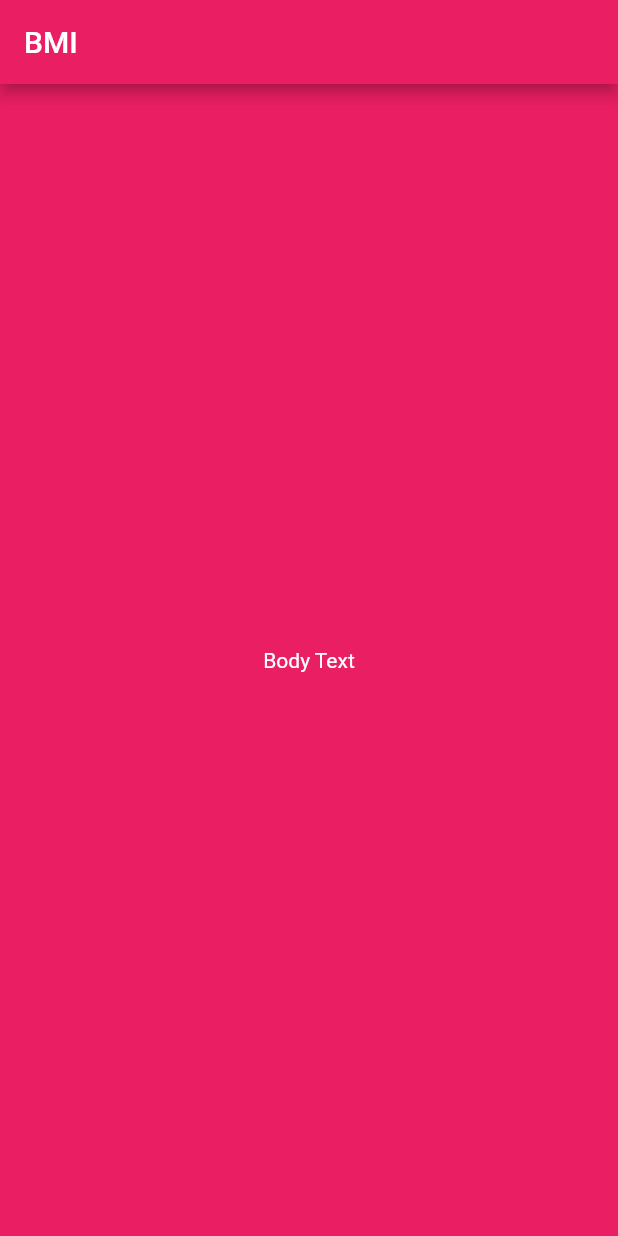
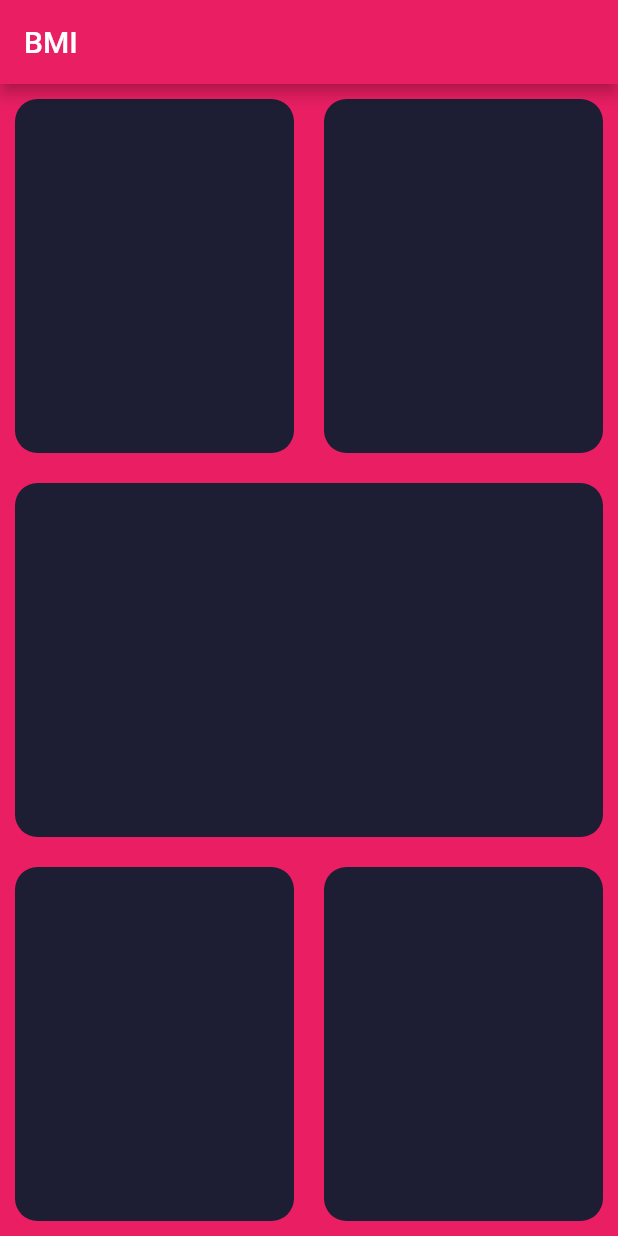
Before and after one commit to raheelaraza/BMI, a Flutter app: the screen it shows after launch, on a phone screen of 412 x 824 dp. Run offline on Flutter 3.47's test engine with Material 2 defaults, Android fonts, the phone set to English and light mode, and no system bars.

Commit message:
ui of bmi calculator || Lecture 56

```diff
--- a/lib/Input_Page.dart
+++ b/lib/Input_Page.dart
@@ -12,8 +12,61 @@ class _InputPageState extends State<InputPage> {
       appBar: AppBar(
         title: Text('BMI'),
       ),
-      body: Center(
-        child: Text('Body Text'),
+      body: Column(
+        children: [
+          Expanded(
+            child: Row(
+              children: [
+                Expanded(
+                  child: Container(
+                    margin: EdgeInsets.all(10.0),
+                    decoration: BoxDecoration(
+                        color: Color(0xFF1D1E33),
+                        borderRadius: BorderRadiusDirectional.circular(15.0)),
+                  ),
+                ),
+                Expanded(
+                  child: Container(
+                    margin: EdgeInsets.all(10.0),
+                    decoration: BoxDecoration(
+                        color: Color(0xFF1D1E33),
+                        borderRadius: BorderRadiusDirectional.circular(15.0)),
+                  ),
+                ),
+              ],
+            ),
+          ),
+          Expanded(
+            child: Container(
+              margin: EdgeInsets.all(10.0),
+              decoration: BoxDecoration(
+                  color: Color(0xFF1D1E33),
+                  borderRadius: BorderRadiusDirectional.circular(15.0)),
+            ),
+          ),
+          Expanded(
+            child: Row(
+              children: [
+                Expanded(
+                  child: Container(
+                    margin: EdgeInsets.all(10.0),
+                    decoration: BoxDecoration(
+                        color: Color(0xFF1D1E33),
+                        borderRadius: BorderRadiusDirectional.circular(15.0)),
+                  ),
+                ),
+                Expanded(
+                  child: Container(
+                    margin: EdgeInsets.all(10.0),
+                    decoration: BoxDecoration(
+                        color: Color(0xFF1D1E33),
+                        borderRadius: BorderRadiusDirectional.circular(15.0)),
+                  ),
+                ),
+              ],
+            ),
+          ),
+        ],
       ),
     );
   }
```
